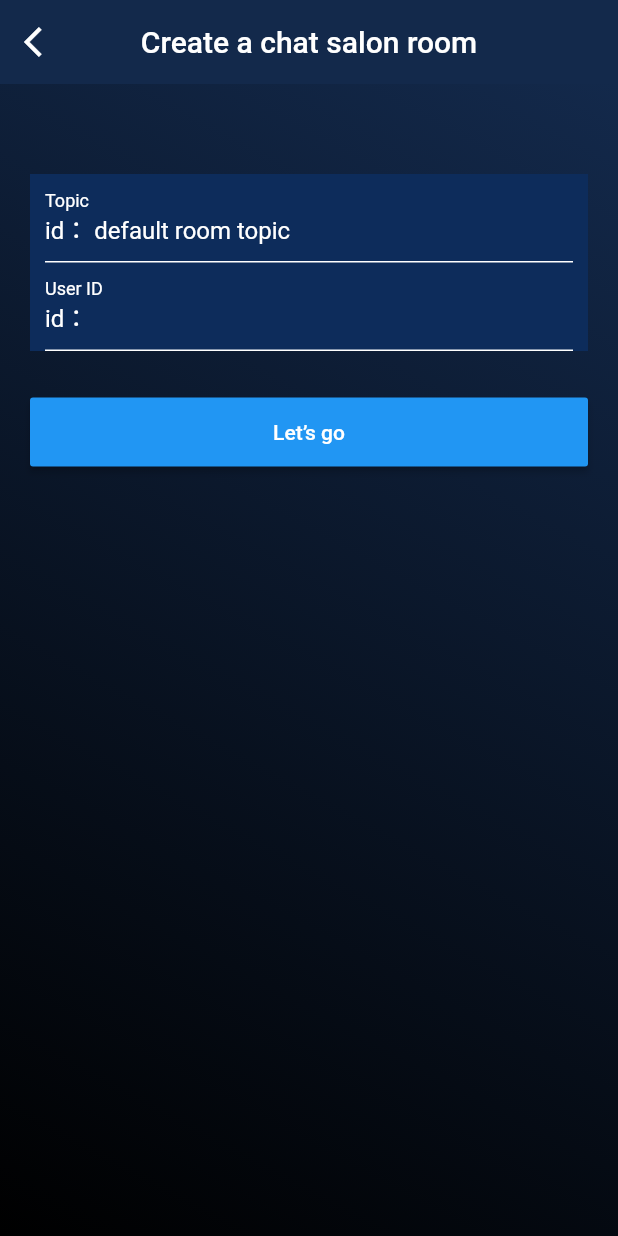
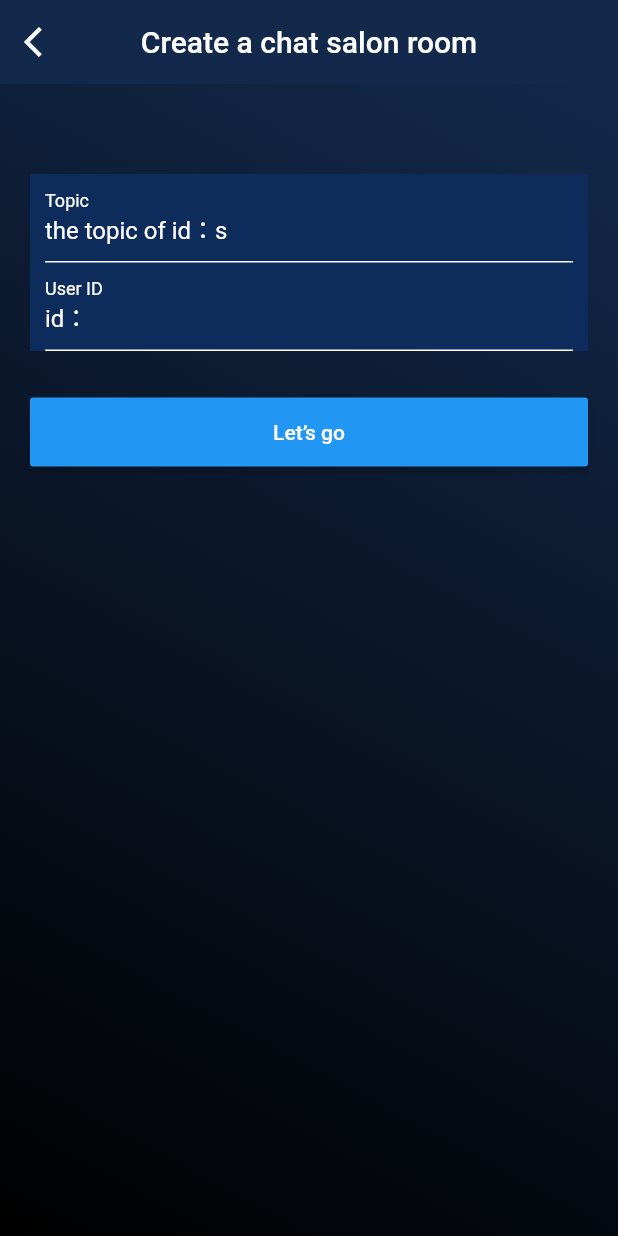
Before and after one commit to tencentyun/TRTCFlutterScenesDemo, a Flutter app: the VoiceRoomCreatePage screen opened by its route, on a phone screen of 412 x 824 dp. Run offline on Flutter 3.47's test engine with Material 2 defaults, Android fonts, the phone set to English and light mode, and no system bars; our stand-ins replace badges, dio, flutter_easyrefresh, permission_handler, shared_preferences, toast; missing offline and left inert: flutter_bugly, tencent_im_sdk_plugin, tencent_trtc_cloud; accounts and stored records are empty.

Commit message:
几个英文翻译不对问题

```diff
--- a/i10n-arb/intl_en_US.arb
+++ b/i10n-arb/intl_en_US.arb
@@ -110,14 +110,14 @@
     "type": "text",
     "placeholders": {}
   },
-  "onLineCount": "{memberCount} people online",
+  "onLineCount": "{memberCount} watching",
   "@onLineCount": {
     "type": "text",
     "placeholders": {
       "memberCount": {}
     }
   },
-  "defaultChatTitle": "{userName} default room topic",
+  "defaultChatTitle": "the topic of {userName}s",
   "@defaultChatTitle": {
     "type": "text",
     "placeholders": {
--- a/lib/TRTCChatSalonDemo/ui/list/VoiceRoomCreate.dart
+++ b/lib/TRTCChatSalonDemo/ui/list/VoiceRoomCreate.dart
@@ -73,7 +73,6 @@ class VoiceRoomCreatePageState extends State<VoiceRoomCreatePage> {
       TxUtils.showErrorToast(Languages.of(context).errorSecretKey, context);
       return false;
     }
-    meetTitle = meetTitle.replaceAll(new RegExp(r"\s+\b|\b\s"), "");
     if (meetTitle == '') {
       TxUtils.showErrorToast(Languages.of(context).errorMeetTitle, context);
       return false;
--- a/lib/i10n/messages_en_US.dart
+++ b/lib/i10n/messages_en_US.dart
@@ -19,9 +19,9 @@ typedef String MessageIfAbsent(String messageStr, List<dynamic> args);
 class MessageLookup extends MessageLookupByLibrary {
   String get localeName => 'en_US';
 
-  static m0(userName) => "${userName} default room topic";
+  static m0(userName) => "the topic of ${userName}s";
 
-  static m1(memberCount) => "${memberCount} people online";
+  static m1(memberCount) => "${memberCount} watching";
 
   static m2(userName) => "${userName} applies to become a speaker";
 
```
Also changed, not shown: 1 other file.
